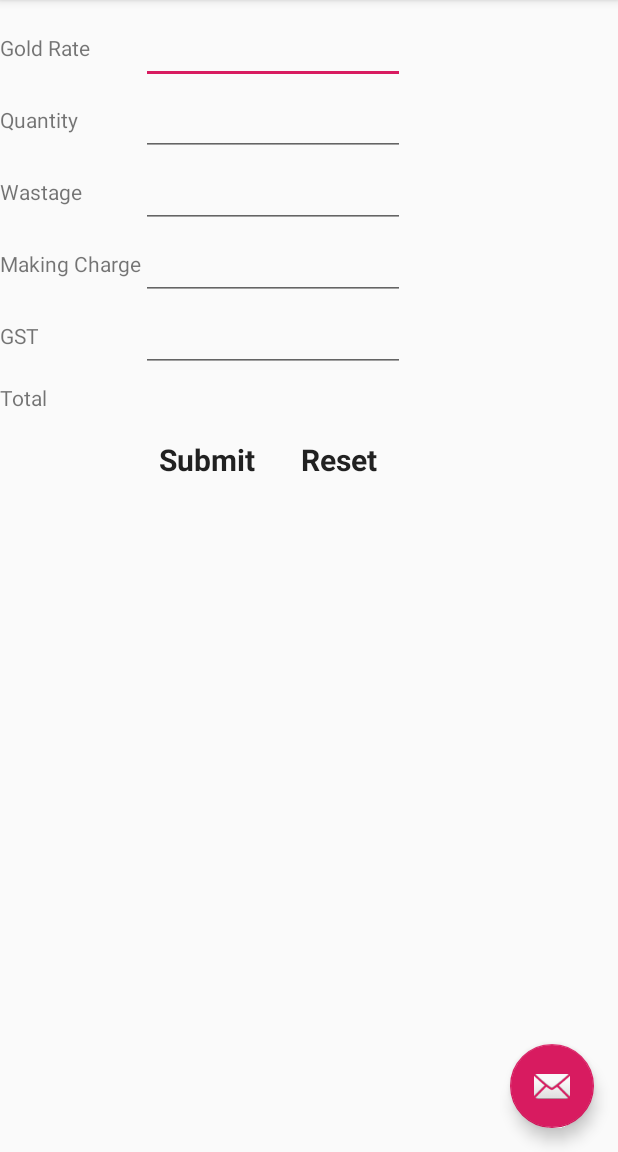
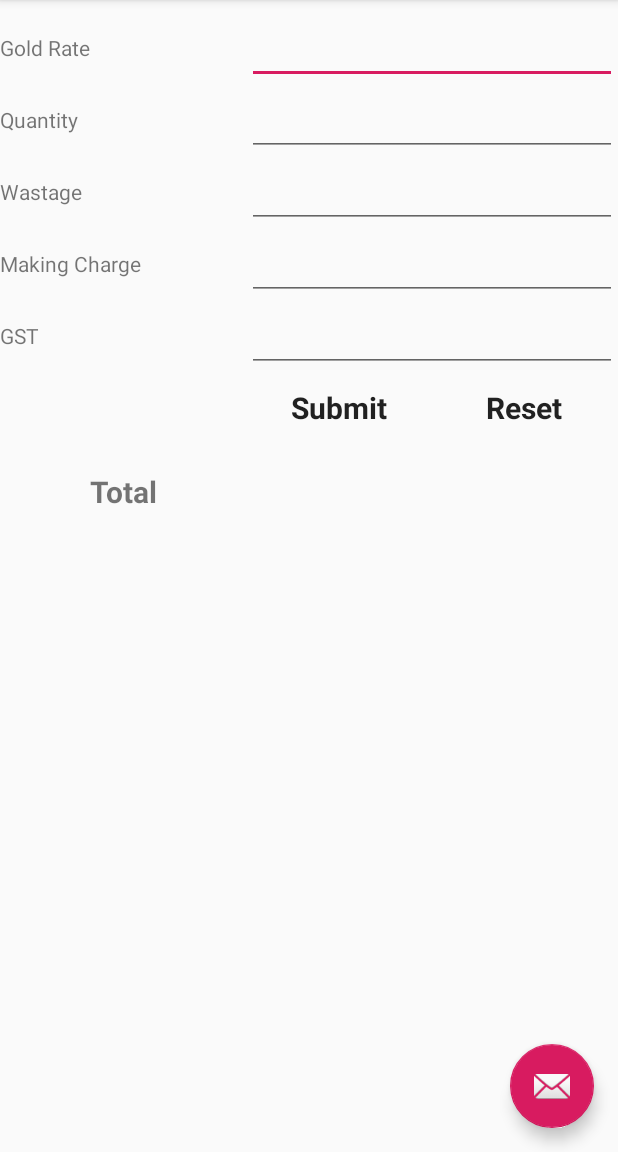
Before and after one commit to annai-high-tech/GoldMine, an Android app: the screen it shows after launch (MainActivity), on a phone screen of 412 x 824 dp, the part 84-1236 px from its top. Run offline under Robolectric (Android 15) with nearby library versions, the phone set to English and light mode, and no system bars.

Commit message:
gui improvement

```diff
--- a/app/src/main/res/layout/content_main.xml
+++ b/app/src/main/res/layout/content_main.xml
@@ -13,6 +13,8 @@
         android:layout_width="match_parent"
         android:layout_height="wrap_content"
         android:layout_marginTop="8dp"
+        android:shrinkColumns="*"
+        android:stretchColumns="*"
         app:layout_constraintTop_toTopOf="parent"
         tools:layout_editor_absoluteX="8dp">
 
@@ -126,28 +128,6 @@
             android:layout_width="match_parent"
             android:layout_height="match_parent">
 
-            <TextView
-                android:layout_width="wrap_content"
-                android:layout_height="match_parent"
-                android:gravity="center_vertical"
-                android:text="Total" />
-
-            <TextView
-                android:id="@+id/total"
-                android:layout_width="match_parent"
-                android:layout_height="match_parent"
-                android:gravity="center_horizontal"
-                android:keepScreenOn="true"
-                android:text=""
-                android:textSize="25sp"
-                android:textStyle="bold" />
-
-        </TableRow>
-
-        <TableRow
-            android:layout_width="match_parent"
-            android:layout_height="match_parent">
-
             <LinearLayout
                 android:layout_width="match_parent"
                 android:layout_height="match_parent"
@@ -182,6 +162,33 @@
 
         </TableRow>
 
+        <TableRow
+            android:layout_width="match_parent"
+            android:layout_height="match_parent">
+
+            <TextView
+                android:layout_width="wrap_content"
+                android:layout_height="wrap_content"
+                android:gravity="center_horizontal|center_vertical"
+                android:paddingTop="12sp"
+                android:paddingBottom="12sp"
+                android:text="Total"
+                android:textSize="20sp"
+                android:textStyle="bold" />
+
+            <TextView
+                android:id="@+id/total"
+                android:layout_width="match_parent"
+                android:layout_height="match_parent"
+                android:gravity="center_horizontal"
+                android:keepScreenOn="true"
+                android:paddingTop="12sp"
+                android:paddingBottom="12sp"
+                android:textSize="25sp"
+                android:textStyle="bold" />
+
+        </TableRow>
+
     </TableLayout>
 
 
```
Also changed, not shown: 1 other file.
